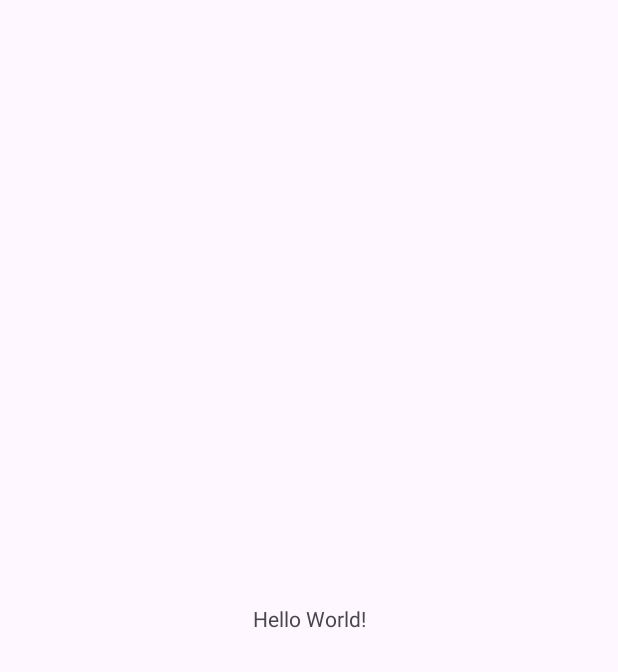
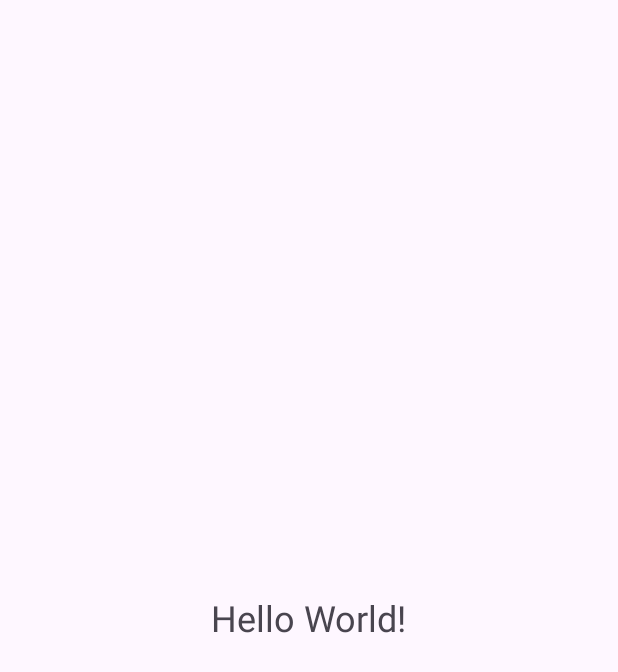
Before and after one commit to veenam-g/Sound-Board, an Android app: the screen it shows after launch (MainActivity), on a phone screen of 412 x 824 dp. Before the commit the part shown is almost empty. Shown: the top 672 px of the screen. Run offline under Robolectric (Android 15) with nearby library versions, the phone set to English and light mode, and no system bars.

Commit message:
Create simple Hello World version to start.

```diff
--- a/app/build.gradle.kts
+++ b/app/build.gradle.kts
@@ -5,7 +5,7 @@
 
 android {
     namespace = "com.example.soundboard"
-    compileSdk = 34
+    compileSdk = 35
 
     defaultConfig {
         applicationId = "com.example.soundboard"
--- a/app/src/main/java/com/example/soundboard/MainActivity.kt
+++ b/app/src/main/java/com/example/soundboard/MainActivity.kt
@@ -1,20 +1,11 @@
 package com.example.soundboard
 
 import android.os.Bundle
-import androidx.activity.enableEdgeToEdge
 import androidx.appcompat.app.AppCompatActivity
-import androidx.core.view.ViewCompat
-import androidx.core.view.WindowInsetsCompat
 
 class MainActivity : AppCompatActivity() {
     override fun onCreate(savedInstanceState: Bundle?) {
         super.onCreate(savedInstanceState)
-        enableEdgeToEdge()
         setContentView(R.layout.activity_main)
-        ViewCompat.setOnApplyWindowInsetsListener(findViewById(R.id.main)) { v, insets ->
-            val systemBars = insets.getInsets(WindowInsetsCompat.Type.systemBars())
-            v.setPadding(systemBars.left, systemBars.top, systemBars.right, systemBars.bottom)
-            insets
-        }
     }
 }
--- a/app/src/main/res/layout/activity_main.xml
+++ b/app/src/main/res/layout/activity_main.xml
@@ -1,19 +1,13 @@
 <?xml version="1.0" encoding="utf-8"?>
-<androidx.constraintlayout.widget.ConstraintLayout xmlns:android="http://schemas.android.com/apk/res/android"
-    xmlns:app="http://schemas.android.com/apk/res-auto"
-    xmlns:tools="http://schemas.android.com/tools"
-    android:id="@+id/main"
+<LinearLayout xmlns:android="http://schemas.android.com/apk/res/android"
     android:layout_width="match_parent"
     android:layout_height="match_parent"
-    tools:context=".MainActivity">
+    android:gravity="center"
+    android:orientation="vertical">
 
     <TextView
         android:layout_width="wrap_content"
         android:layout_height="wrap_content"
         android:text="Hello World!"
-        app:layout_constraintBottom_toBottomOf="parent"
-        app:layout_constraintEnd_toEndOf="parent"
-        app:layout_constraintStart_toStartOf="parent"
-        app:layout_constraintTop_toTopOf="parent" />
-
-</androidx.constraintlayout.widget.ConstraintLayout>
+        android:textSize="24sp" />
+</LinearLayout>
```
